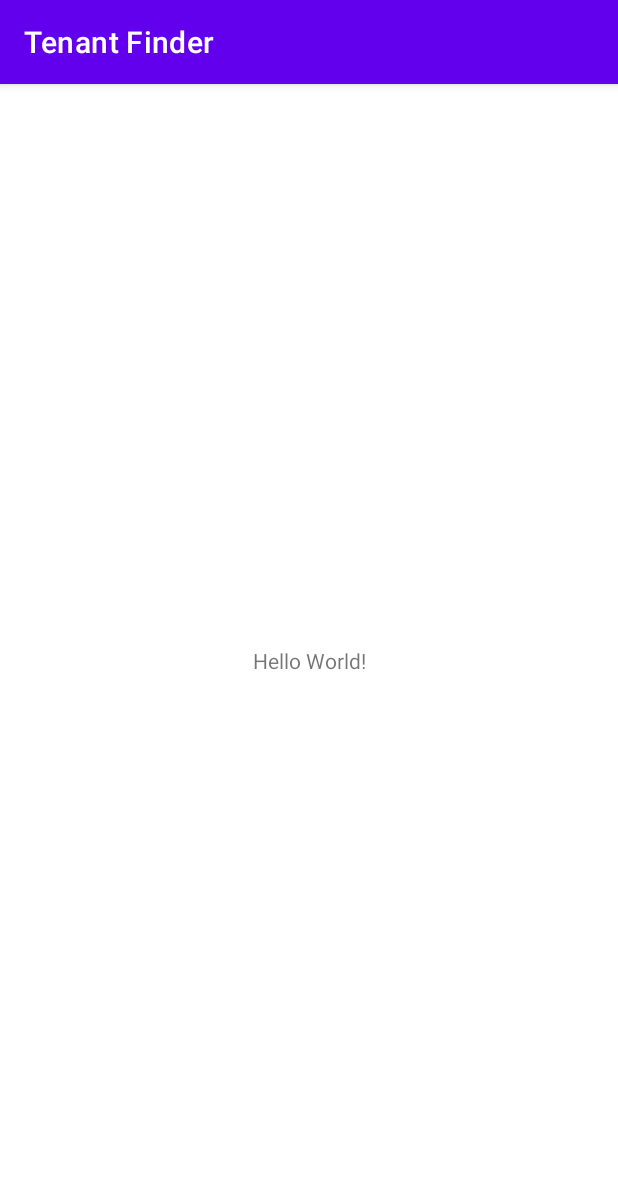
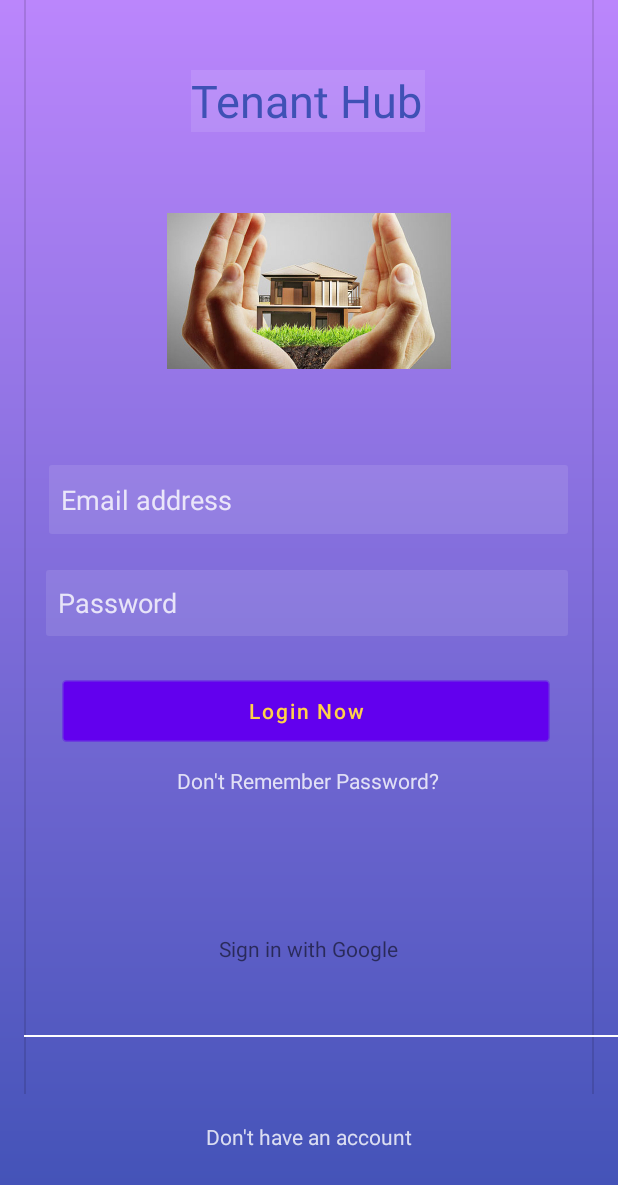
Before and after one commit to sachinshekhawat/Tenant-Finder, an Android app: the screen it shows after launch (MainActivity), on a phone screen of 412 x 824 dp. Shown: the top 1185 px of the screen. Run offline under Robolectric (Android 15) with nearby library versions, the phone set to English and light mode, and no system bars.

Commit message:
login page -->xml

```diff
--- /dev/null
+++ b/app/src/main/res/drawable/btn_bg.xml
@@ -0,0 +1,16 @@
+<?xml version="1.0" encoding="utf-8"?>
+<selector xmlns:android="http://schemas.android.com/apk/res/android">
+    <item android:state_pressed="true">
+        <shape>
+            <stroke android:color="@color/login_forms_details" android:width="2dp"/>
+            <corners android:radius="2dp" />
+        </shape>
+    </item>
+
+    <item>
+        <shape>
+            <stroke android:color="@color/login_forms_details_medium" android:width="2dp"/>
+            <corners android:radius="2dp" />
+        </shape>
+    </item>
+</selector>
--- /dev/null
+++ b/app/src/main/res/drawable/et_bg.xml
@@ -0,0 +1,5 @@
+<?xml version="1.0" encoding="utf-8"?>
+<shape xmlns:android="http://schemas.android.com/apk/res/android">
+    <solid android:color="@color/login_forms_details_light"/>
+    <corners android:radius="2dp"/>
+</shape>
--- /dev/null
+++ b/app/src/main/res/drawable/login_page.xml
@@ -0,0 +1,7 @@
+<?xml version="1.0" encoding="utf-8"?>
+<shape xmlns:android="http://schemas.android.com/apk/res/android">
+<gradient
+    android:startColor="@color/purple_200"
+    android:endColor="@color/blue"
+    android:angle="-135" />
+</shape>
--- a/app/src/main/res/layout/activity_main.xml
+++ b/app/src/main/res/layout/activity_main.xml
@@ -4,15 +4,152 @@
     xmlns:tools="http://schemas.android.com/tools"
     android:layout_width="match_parent"
     android:layout_height="match_parent"
+    android:background="@drawable/login_page"
     tools:context=".MainActivity">
+
+    <View
+        android:id="@+id/divider"
+        android:layout_width="1dp"
+        android:layout_height="729dp"
+        android:layout_marginStart="16dp"
+        android:background="?android:attr/listDivider"
+        app:layout_constraintStart_toStartOf="parent"
+        tools:layout_editor_absoluteY="1dp" />
+
+    <View
+        android:id="@+id/divider2"
+        android:layout_width="1dp"
+        android:layout_height="729dp"
+        android:background="?android:attr/listDivider"
+        app:layout_constraintEnd_toEndOf="parent"
+        app:layout_constraintHorizontal_bias="0.959"
+        app:layout_constraintStart_toEndOf="@+id/divider"
+        tools:layout_editor_absoluteY="0dp" />
+
+    <ImageView
+        android:id="@+id/imageView"
+        android:layout_width="189dp"
+        android:layout_height="168dp"
+        android:src="@drawable/property"
+        app:layout_constraintBottom_toBottomOf="parent"
+        app:layout_constraintEnd_toEndOf="parent"
+        app:layout_constraintStart_toStartOf="parent"
+        app:layout_constraintTop_toTopOf="parent"
+        app:layout_constraintVertical_bias="0.168" />
+
+    <EditText
+        android:id="@+id/username"
+        android:layout_width="346dp"
+        android:layout_height="46dp"
+        android:layout_marginTop="24dp"
+        android:layout_marginBottom="24dp"
+        android:background="@drawable/et_bg"
+        android:hint="Email address"
+        android:inputType="textEmailAddress"
+        android:padding="8dp"
+        android:textColorHint="@color/login_forms_details"
+        app:layout_constraintBottom_toBottomOf="parent"
+        app:layout_constraintEnd_toStartOf="@id/divider2"
+        app:layout_constraintHorizontal_bias="0.511"
+        app:layout_constraintStart_toStartOf="@id/divider"
+        app:layout_constraintTop_toBottomOf="@+id/imageView"
+        app:layout_constraintVertical_bias="0.018" />
+
+    <EditText
+        android:id="@+id/password"
+        android:layout_width="348dp"
+        android:layout_height="44dp"
+        android:layout_marginTop="24dp"
+        android:layout_marginBottom="24dp"
+        android:background="@drawable/et_bg"
+        android:hint="Password"
+        android:inputType="textPassword"
+        android:padding="8dp"
+        android:textColorHint="@color/login_forms_details"
+        app:layout_constraintBottom_toBottomOf="parent"
+        app:layout_constraintEnd_toStartOf="@id/divider2"
+        app:layout_constraintHorizontal_bias="0.487"
+        app:layout_constraintStart_toStartOf="@id/divider"
+        app:layout_constraintTop_toBottomOf="@+id/username"
+        app:layout_constraintVertical_bias="0.0" />
+
+    <Button
+        android:id="@+id/btn_login"
+        android:layout_width="325dp"
+        android:layout_height="41dp"
+        android:layout_marginStart="8dp"
+        android:layout_marginTop="9dp"
+        android:layout_marginEnd="8dp"
+        android:background="@drawable/btn_bg"
+        android:text="Login Now"
+        android:textAllCaps="false"
+        android:textColor="@color/yellow"
+        app:layout_constraintBottom_toBottomOf="parent"
+        app:layout_constraintEnd_toEndOf="@id/divider2"
+        app:layout_constraintHorizontal_bias="0.44"
+        app:layout_constraintStart_toStartOf="@id/divider"
+        app:layout_constraintTop_toBottomOf="@+id/password"
+        app:layout_constraintVertical_bias="0.057"
+        app:strokeColor="@color/login_forms_details_light" />
+
+    <TextView
+        android:id="@+id/forgot_password"
+        android:layout_width="wrap_content"
+        android:layout_height="wrap_content"
+        android:layout_marginTop="16dp"
+        android:text="Don't Remember Password?"
+        android:textColor="@color/login_forms_details"
+        app:layout_constraintEnd_toStartOf="@id/divider2"
+        app:layout_constraintStart_toStartOf="@id/divider"
+        app:layout_constraintTop_toBottomOf="@id/btn_login" />
+
+    <View
+        android:id="@+id/footer_line"
+        android:layout_width="0dp"
+        android:layout_height="1dp"
+        android:layout_marginStart="16dp"
+        android:background="#fff"
+        app:layout_constraintBottom_toBottomOf="parent"
+        app:layout_constraintEnd_toEndOf="parent"
+        app:layout_constraintHorizontal_bias="0.0"
+        app:layout_constraintStart_toStartOf="parent"
+        app:layout_constraintTop_toTopOf="parent"
+        app:layout_constraintVertical_bias="0.839" />
 
     <TextView
         android:layout_width="wrap_content"
         android:layout_height="wrap_content"
-        android:text="Hello World!"
+        android:text="Don't have an account"
+        android:textColor="@color/login_forms_details"
         app:layout_constraintBottom_toBottomOf="parent"
-        app:layout_constraintLeft_toLeftOf="parent"
-        app:layout_constraintRight_toRightOf="parent"
-        app:layout_constraintTop_toTopOf="parent" />
+        app:layout_constraintEnd_toEndOf="parent"
+        app:layout_constraintStart_toStartOf="parent"
+        app:layout_constraintTop_toBottomOf="@id/footer_line" />
+
+    <TextView
+        android:layout_width="wrap_content"
+        android:layout_height="wrap_content"
+        android:layout_marginBottom="40dp"
+        android:padding="8dp"
+        android:text="Sign in with Google"
+        app:layout_constraintBottom_toTopOf="@id/footer_line"
+        app:layout_constraintEnd_toStartOf="@id/divider2"
+        app:layout_constraintStart_toStartOf="@id/divider" />
+
+    <TextView
+        android:id="@+id/textView"
+        android:layout_width="156dp"
+        android:layout_height="41dp"
+        android:text="Tenant Hub"
+        android:textColor="@color/blue"
+        android:background="@color/login_forms_details_light"
+        android:textSize="30dp"
+        app:layout_constraintBottom_toTopOf="@+id/imageView"
+        app:layout_constraintEnd_toEndOf="parent"
+        app:layout_constraintHorizontal_bias="0.498"
+        app:layout_constraintStart_toStartOf="parent"
+        app:layout_constraintTop_toTopOf="parent"
+        app:layout_constraintVertical_bias="0.679" />
+
 
 </androidx.constraintlayout.widget.ConstraintLayout>
--- a/app/src/main/res/values/colors.xml
+++ b/app/src/main/res/values/colors.xml
@@ -7,4 +7,9 @@
     <color name="teal_700">#FF018786</color>
     <color name="black">#FF000000</color>
     <color name="white">#FFFFFFFF</color>
+    <color name="blue">#3F51B5</color>
+    <color name="yellow">#FFD248</color>
+    <color name="login_forms_details_light">#1affffff</color>
+    <color name="login_forms_details">#ccffffff</color>
+    <color name="login_forms_details_medium">#66ffffff</color>
 </resources>
--- a/app/src/main/res/values/themes.xml
+++ b/app/src/main/res/values/themes.xml
@@ -1,14 +1,14 @@
 <resources xmlns:tools="http://schemas.android.com/tools">
     <!-- Base application theme. -->
-    <style name="Theme.TenantFinder" parent="Theme.MaterialComponents.DayNight.DarkActionBar">
+    <style name="Theme.TenantFinder" parent="Theme.MaterialComponents.DayNight.NoActionBar">
         <!-- Primary brand color. -->
         <item name="colorPrimary">@color/purple_500</item>
-        <item name="colorPrimaryVariant">@color/purple_700</item>
-        <item name="colorOnPrimary">@color/white</item>
+        <item name="colorPrimaryVariant">@color/blue</item>
+        <item name="colorOnPrimary">@color/blue</item>
         <!-- Secondary brand color. -->
         <item name="colorSecondary">@color/teal_200</item>
         <item name="colorSecondaryVariant">@color/teal_700</item>
-        <item name="colorOnSecondary">@color/black</item>
+        <item name="colorOnSecondary">@color/purple_200</item>
         <!-- Status bar color. -->
         <item name="android:statusBarColor" tools:targetApi="l">?attr/colorPrimaryVariant</item>
         <!-- Customize your theme here. -->
```
Also changed, not shown: app/src/main/res/drawable-v24/property.jpeg (added), app/src/main/res/mipmap-anydpi-v26/ic_google.webp (added).
